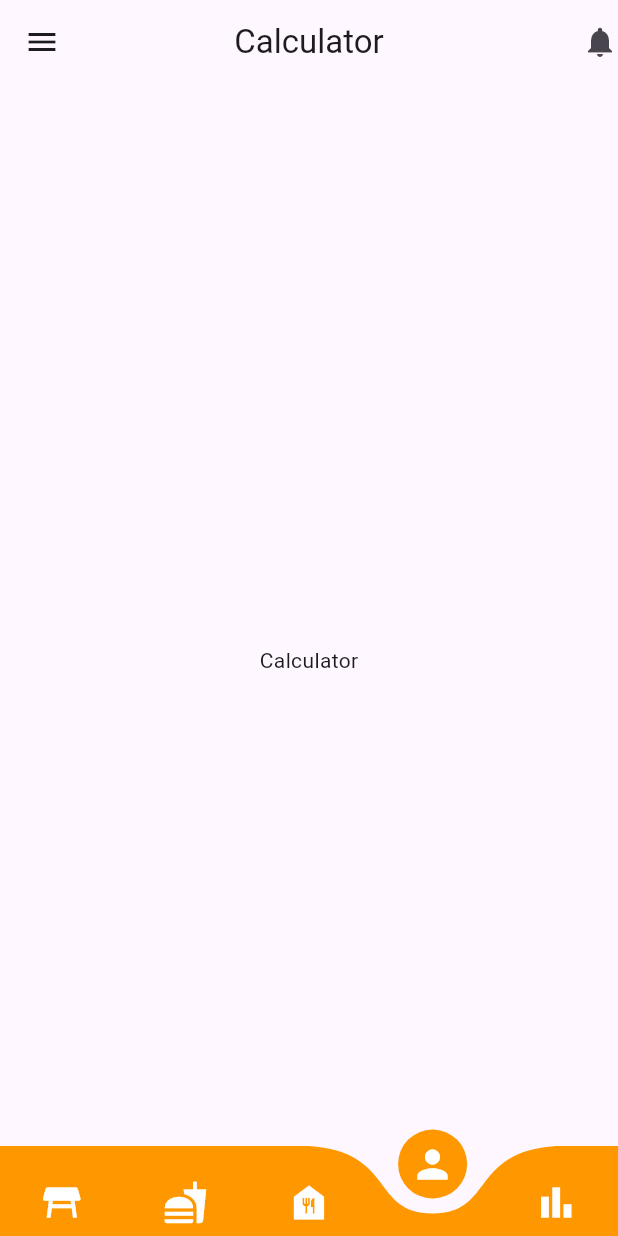
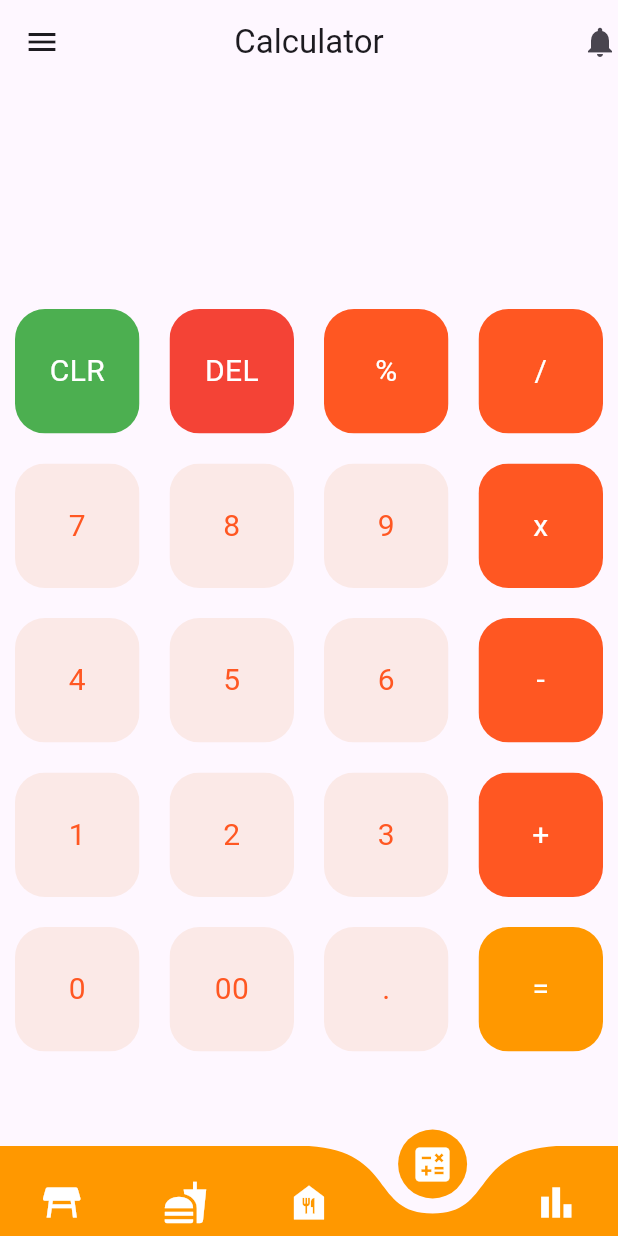
Before and after one commit to hunglqdz/tutorial_flutter_laravel, a Flutter app: the AdminPage screen opened directly, item 4 of the bottom bar chosen, on a phone screen of 412 x 824 dp. Run offline on Flutter 3.47's test engine with Material 3 defaults, Android fonts, the light colour scheme and no system bars; drawn by our look-alikes of curved_navigation_bar; our stand-ins replace flutter_localization, math_expressions.

Commit message:
calculator page

```diff
--- a/lib/pages/admin_page.dart
+++ b/lib/pages/admin_page.dart
@@ -29,7 +29,7 @@ class _AdminPageState extends State<AdminPage> {
     const Icon(Icons.table_restaurant, size: 30),
     const Icon(Icons.fastfood, size: 30),
     const Icon(Icons.food_bank, size: 30),
-    const Icon(Icons.person, size: 30),
+    const Icon(Icons.calculate, size: 30),
     const Icon(Icons.bar_chart, size: 30),
   ];
 
--- a/lib/pages/calculator_page.dart
+++ b/lib/pages/calculator_page.dart
@@ -1,5 +1,7 @@
+import 'package:appdemo/widgets/button.dart';
 import 'package:flutter/material.dart';
 import 'package:flutter_localization/flutter_localization.dart';
+import 'package:math_expressions/math_expressions.dart';
 
 import '../localization/locales.dart';
 
@@ -11,6 +13,32 @@ class CalculatorPage extends StatefulWidget {
 }
 
 class _CalculatorPageState extends State<CalculatorPage> {
+  var userQuestion = '';
+  var userAnswer = '';
+
+  final List<String> buttons = [
+    'CLR',
+    'DEL',
+    '%',
+    '/',
+    '7',
+    '8',
+    '9',
+    'x',
+    '4',
+    '5',
+    '6',
+    '-',
+    '1',
+    '2',
+    '3',
+    '+',
+    '0',
+    '00',
+    '.',
+    '='
+  ];
+
   @override
   Widget build(BuildContext context) {
     return Scaffold(
@@ -20,9 +48,114 @@ class _CalculatorPageState extends State<CalculatorPage> {
         leading: const Icon(Icons.menu),
         actions: const [Icon(Icons.notifications)],
       ),
-      body: Center(
-        child: Text(LocaleData.calculator.getString(context)),
+      body: Column(
+        children: [
+          Column(
+            mainAxisAlignment: MainAxisAlignment.spaceEvenly,
+            children: [
+              Container(
+                padding: const EdgeInsets.all(10),
+                alignment: Alignment.centerLeft,
+                child: Text(
+                  userQuestion,
+                  style: const TextStyle(
+                    fontSize: 30,
+                    fontWeight: FontWeight.bold,
+                  ),
+                ),
+              ),
+              Container(
+                padding: const EdgeInsets.all(10),
+                alignment: Alignment.centerRight,
+                child: Text(
+                  userAnswer,
+                  style: const TextStyle(
+                    fontSize: 40,
+                    fontWeight: FontWeight.bold,
+                  ),
+                ),
+              )
+            ],
+          ),
+          GridView.builder(
+            shrinkWrap: true,
+            physics: const NeverScrollableScrollPhysics(),
+            itemCount: buttons.length,
+            gridDelegate: const SliverGridDelegateWithFixedCrossAxisCount(
+                crossAxisCount: 4),
+            itemBuilder: (context, index) {
+              if (index == 0) {
+                return MyButton(
+                  buttonTapped: () {
+                    setState(() {
+                      userQuestion = '';
+                      userAnswer = '';
+                    });
+                  },
+                  buttonText: buttons[index],
+                  color: Colors.green,
+                  textColor: Colors.white,
+                );
+              } else if (index == 1) {
+                return MyButton(
+                  buttonTapped: () {
+                    setState(() {
+                      userQuestion =
+                          userQuestion.substring(0, userQuestion.length - 1);
+                    });
+                  },
+                  buttonText: buttons[index],
+                  color: Colors.red,
+                  textColor: Colors.white,
+                );
+              } else if (index == buttons.length - 1) {
+                return MyButton(
+                  buttonTapped: () {
+                    setState(() {
+                      equalPressed();
+                    });
+                  },
+                  buttonText: buttons[index],
+                  color: Colors.orange,
+                  textColor: Colors.white,
+                );
+              } else {
+                return MyButton(
+                  buttonTapped: () {
+                    setState(() {
+                      userQuestion += buttons[index];
+                    });
+                  },
+                  buttonText: buttons[index],
+                  color: isOperator(buttons[index])
+                      ? Colors.deepOrange
+                      : Colors.deepOrange[50],
+                  textColor: isOperator(buttons[index])
+                      ? Colors.white
+                      : Colors.deepOrange,
+                );
+              }
+            },
+          ),
+        ],
       ),
     );
   }
+
+  bool isOperator(String x) {
+    if (x == '%' || x == '/' || x == 'x' || x == '-' || x == '+' || x == '=') {
+      return true;
+    }
+    return false;
+  }
+
+  void equalPressed() {
+    String finalQuestion = userQuestion;
+    finalQuestion = finalQuestion.replaceAll('x', '*');
+    Parser p = Parser();
+    Expression exp = p.parse(finalQuestion);
+    ContextModel cm = ContextModel();
+    double eval = exp.evaluate(EvaluationType.REAL, cm);
+    userAnswer = eval.toString();
+  }
 }
--- /dev/null
+++ b/lib/widgets/button.dart
@@ -0,0 +1,37 @@
+import 'package:flutter/material.dart';
+
+class MyButton extends StatelessWidget {
+  final Color color;
+  final Color textColor;
+  final String buttonText;
+  final Function() buttonTapped;
+
+  const MyButton(
+      {super.key,
+      required this.color,
+      required this.textColor,
+      required this.buttonText,
+      required this.buttonTapped});
+
+  @override
+  Widget build(BuildContext context) {
+    return GestureDetector(
+      onTap: buttonTapped,
+      child: Padding(
+        padding: const EdgeInsets.all(10),
+        child: ClipRRect(
+          borderRadius: BorderRadius.circular(20),
+          child: Container(
+            color: color,
+            child: Center(
+              child: Text(
+                buttonText,
+                style: TextStyle(color: textColor, fontSize: 20),
+              ),
+            ),
+          ),
+        ),
+      ),
+    );
+  }
+}
```
